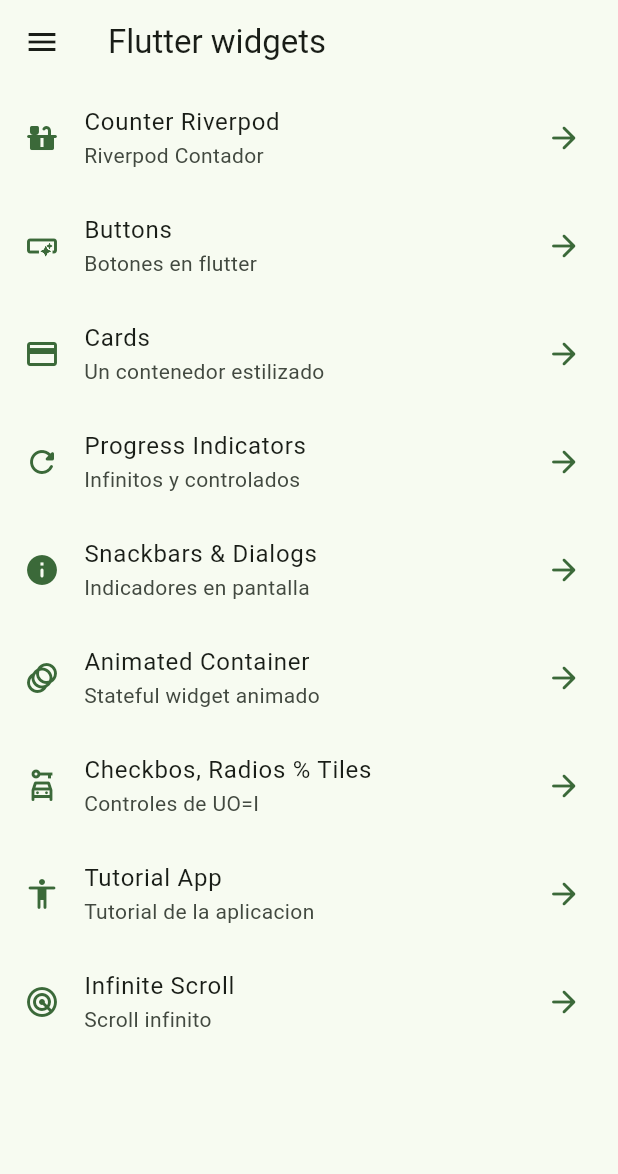
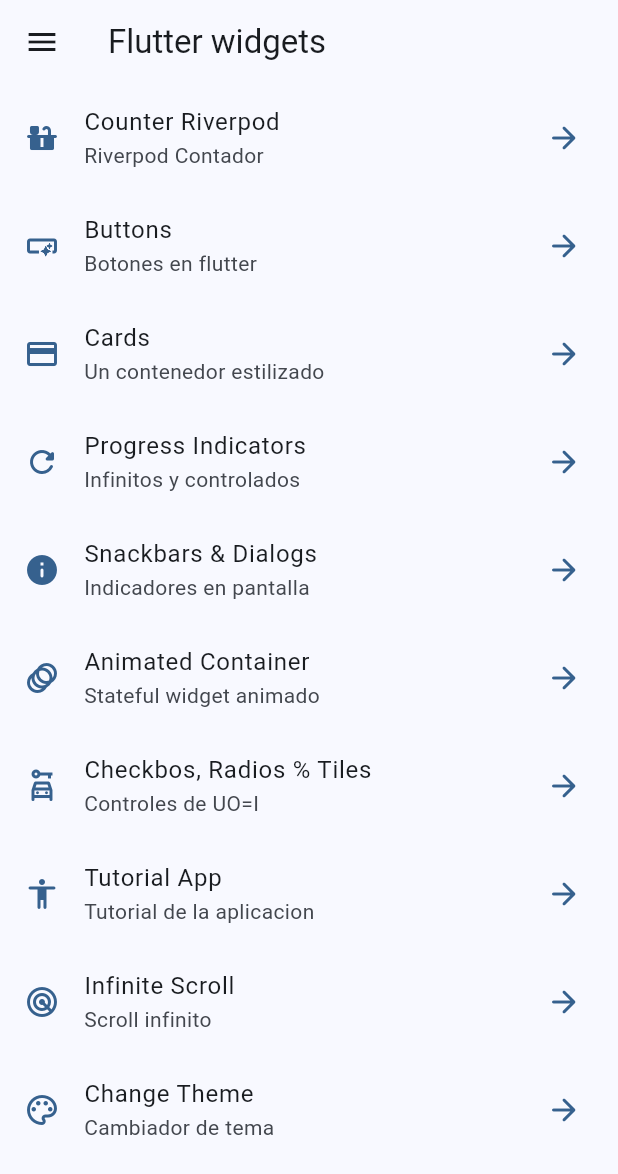
Before and after one commit to Klissman20/widgets_app, a Flutter app: the screen it shows after launch, on a phone screen of 412 x 824 dp. Shown: the top 1174 px of the screen. Run offline on Flutter 3.47's test engine with Material 2 defaults, Android fonts, the phone set to English and light mode, and no system bars; our stand-ins replace animate_do, flutter_riverpod, go_router.

Commit message:
Riverpod - Theme Changer

```diff
--- a/lib/config/menu/menu_items.dart
+++ b/lib/config/menu/menu_items.dart
@@ -59,4 +59,9 @@ final appMenuItems = <MenuItem>[
       subTitle: 'Scroll infinito',
       link: '/infinite',
       icon: Icons.radar_rounded),
+  MenuItem(
+      title: 'Change Theme',
+      subTitle: 'Cambiador de tema',
+      link: '/theme-changer',
+      icon: Icons.color_lens_outlined)
 ];
--- a/lib/config/router/app_router.dart
+++ b/lib/config/router/app_router.dart
@@ -41,5 +41,9 @@ final appRouter = GoRouter(initialLocation: '/', routes: [
   GoRoute(
       name: CounterScreen.name,
       path: '/counter',
-      builder: (context, state) => const CounterScreen())
+      builder: (context, state) => const CounterScreen()),
+  GoRoute(
+      name: ThemeChangerScreen.name,
+      path: '/theme-changer',
+      builder: (context, state) => const ThemeChangerScreen()),
 ]);
--- a/lib/config/theme/app_theme.dart
+++ b/lib/config/theme/app_theme.dart
@@ -13,13 +13,15 @@ const colorList = <Color>[
 
 class AppTheme {
   final int selectedColor;
-  AppTheme({this.selectedColor = 0})
+  final bool isDarkMode;
+  AppTheme({this.selectedColor = 0, this.isDarkMode = false})
       : assert(selectedColor >= 0, 'Selected color must be grater than 0'),
         assert(selectedColor < colorList.length,
             'Selected color must be less than ${colorList.length - 1}');
 
   ThemeData getTheme() => ThemeData(
       useMaterial3: true,
+      brightness: isDarkMode ? Brightness.dark : Brightness.light,
       colorSchemeSeed: colorList[selectedColor],
       appBarTheme: const AppBarTheme(centerTitle: false));
 }
--- a/lib/main.dart
+++ b/lib/main.dart
@@ -1,5 +1,6 @@
 import 'package:flutter/material.dart';
 import 'package:flutter_riverpod/flutter_riverpod.dart';
+import 'package:widgets_app/presentation/providers/theme_provider.dart';
 import 'config/router/app_router.dart';
 import 'config/theme/app_theme.dart';
 
@@ -7,16 +8,20 @@ void main() {
   runApp(const ProviderScope(child: MainApp()));
 }
 
-class MainApp extends StatelessWidget {
+class MainApp extends ConsumerWidget {
   const MainApp({super.key});
 
   @override
-  Widget build(BuildContext context) {
+  Widget build(BuildContext context, WidgetRef ref) {
+    final int selectedColor = ref.watch(selectedColorProvider);
+    final bool isDarkMode = ref.watch(isDarkModeProvider);
+
     return MaterialApp.router(
       title: 'Flutter Widgets',
       routerConfig: appRouter,
       debugShowCheckedModeBanner: false,
-      theme: AppTheme(selectedColor: 2).getTheme(),
+      theme: AppTheme(selectedColor: selectedColor, isDarkMode: isDarkMode)
+          .getTheme(),
     );
   }
 }
--- a/lib/presentation/providers/theme_provider.dart
+++ b/lib/presentation/providers/theme_provider.dart
@@ -1,3 +1,8 @@
 import 'package:flutter_riverpod/flutter_riverpod.dart';
+import 'package:widgets_app/config/theme/app_theme.dart';
 
 final isDarkModeProvider = StateProvider((ref) => false);
+
+final colorListProvider = Provider((ref) => colorList);
+
+final selectedColorProvider = StateProvider((ref) => 0);
--- a/lib/presentation/screens/screens.dart
+++ b/lib/presentation/screens/screens.dart
@@ -1,11 +1,11 @@
-export 'package:widgets_app/presentation/screens/counter/counter_screen.dart';
-
 export 'package:widgets_app/presentation/screens/animated/animated_screen.dart';
 export 'package:widgets_app/presentation/screens/app_tutorial/app_tutorial_screen.dart';
+export 'package:widgets_app/presentation/screens/buttons/buttons_screen.dart';
+export 'package:widgets_app/presentation/screens/cards/cards_screen.dart';
+export 'package:widgets_app/presentation/screens/counter/counter_screen.dart';
+export 'package:widgets_app/presentation/screens/home/home_screen.dart';
 export 'package:widgets_app/presentation/screens/infinite_scroll/infinite_scroll_screen.dart';
 export 'package:widgets_app/presentation/screens/progress/progress_screen.dart';
 export 'package:widgets_app/presentation/screens/snackbar/snackbar_screen.dart';
+export 'package:widgets_app/presentation/screens/theme/theme_changer_screen.dart';
 export 'package:widgets_app/presentation/screens/ui_controls/ui_controls_screen.dart';
-export 'package:widgets_app/presentation/screens/cards/cards_screen.dart';
-export 'package:widgets_app/presentation/screens/buttons/buttons_screen.dart';
-export 'package:widgets_app/presentation/screens/home/home_screen.dart';
```
Also changed, not shown: lib/presentation/screens/theme/theme_changer_screen.dart (added, +59 -0 lines).
